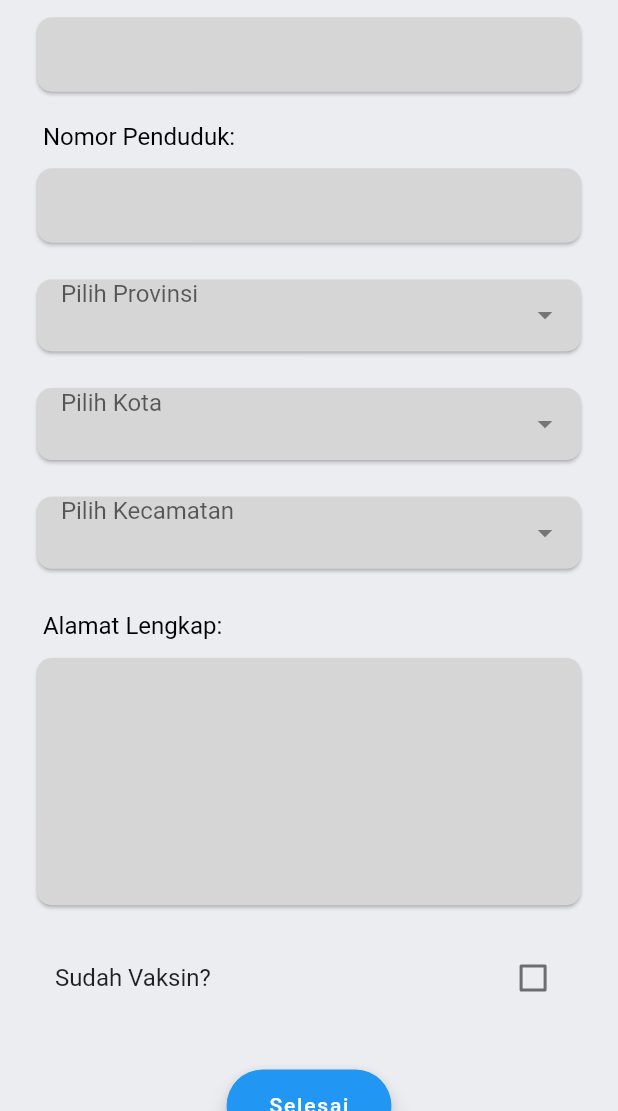
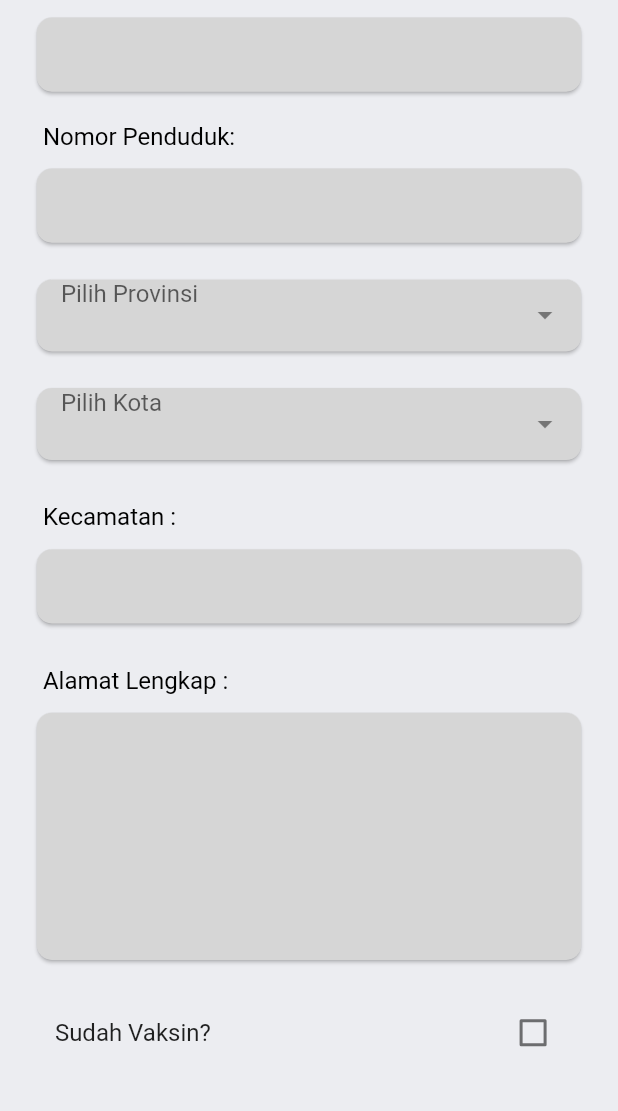
Before and after one commit to tonyhart7/vaccine-app-check, a Flutter app: the RegistVaccinePage screen opened directly, on a phone screen of 412 x 824 dp, the part 125-1236 px from its top. Run offline on Flutter 3.47's test engine with Material 2 defaults, Android fonts, the phone set to English and light mode, and no system bars; drawn by our look-alikes of dropdown_search; our stand-ins replace bottom_navy_bar, flutter_screenutil, flutter_svg, get, hive, hive_flutter and 2 more; missing offline and left inert: mapbox_gl, snapping_sheet; accounts and stored records are empty; generated files the repository leaves out were written again.

Commit message:
districk region change view

```diff
--- a/lib/src/regist_vaccine/regist_vaccine_view.dart
+++ b/lib/src/regist_vaccine/regist_vaccine_view.dart
@@ -144,25 +144,58 @@ class RegistVaccinePage extends StatelessWidget {
                       ),
                     ),
                     SizedBox(height: 0.02.sh),
+                    // Card(
+                    //   color: Colors.grey[350],
+                    //   shape: RoundedRectangleBorder(
+                    //       borderRadius: BorderRadius.circular(10)),
+                    //   child: DropdownSearch<String>(
+                    //     mode: Mode.BOTTOM_SHEET,
+                    //     showSelectedItems: true,
+                    //     dropdownSearchDecoration: const InputDecoration(
+                    //       border: InputBorder.none,
+                    //       contentPadding: EdgeInsets.only(left: 16.0),
+                    //       hintText: 'Pilih Kecamatan',
+                    //     ),
+                    //     showSearchBox: true,
+                    //     items: districtList,
+                    //     onChanged: (value) {
+                    //       controller.districtText.text = value!;
+                    //       controller.update();
+                    //     },
+                    //   ),
+                    // ),
+                    Column(
+                      children: [
+                        Align(
+                          alignment: Alignment.centerLeft,
+                          child: Padding(
+                            padding: const EdgeInsets.all(8.0),
+                            child: Text(
+                              'Kecamatan :',
+                              style: AppStyle.textBody,
+                            ),
+                          ),
+                        ),
                         Card(
                           color: Colors.grey[350],
                           shape: RoundedRectangleBorder(
                               borderRadius: BorderRadius.circular(10)),
-                      child: DropdownSearch<String>(
-                        mode: Mode.BOTTOM_SHEET,
-                        showSelectedItems: true,
-                        dropdownSearchDecoration: const InputDecoration(
+                          child: SizedBox(
+                            height: 0.06.sh,
+                            width: double.infinity,
+                            child: TextFormField(
+                              controller: controller.districtText,
+                              keyboardType: TextInputType.text,
+                              decoration: const InputDecoration(
+                                contentPadding: EdgeInsets.all(16.0),
                                 border: InputBorder.none,
-                          contentPadding: EdgeInsets.only(left: 16.0),
-                          hintText: 'Pilih Kecamatan',
+                                isDense: true,
+                                // hintText: 'Example: andy@email.com',
                               ),
-                        showSearchBox: true,
-                        items: districtList,
-                        onChanged: (value) {
-                          controller.districtText.text = value!;
-                          controller.update();
-                        },
                             ),
+                          ),
+                        ),
+                      ],
                     ),
                     SizedBox(height: 0.02.sh),
                     Column(
@@ -172,7 +205,7 @@ class RegistVaccinePage extends StatelessWidget {
                         Padding(
                           padding: const EdgeInsets.all(8.0),
                           child: Text(
-                            'Alamat Lengkap:',
+                            'Alamat Lengkap :',
                             style: AppStyle.textBody,
                           ),
                         ),
```
Lines whose indentation alone changed are shown as unchanged.
